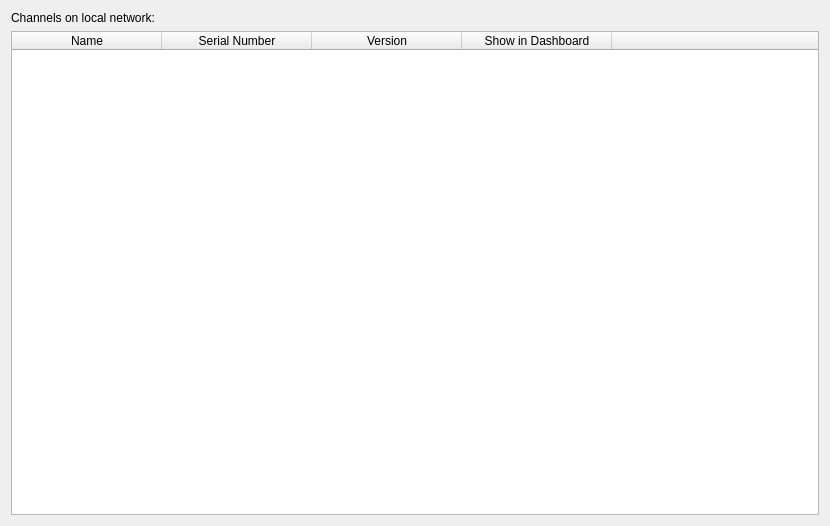
Before: the Qt Designer form ui/devicelist.ui in dnadlinger/devil, drawn with Qt 5.
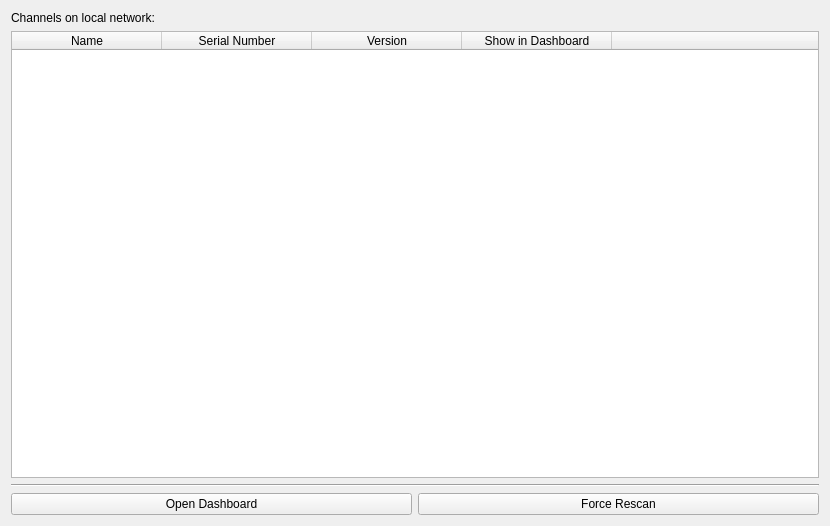
After: the same form once the commit is applied.

Commit message: Add dashboard/force rescan buttons

```diff
--- a/ui/devicelist.ui
+++ b/ui/devicelist.ui
@@ -77,6 +77,31 @@
      </column>
     </widget>
    </item>
+   <item>
+    <widget class="Line" name="line">
+     <property name="orientation">
+      <enum>Qt::Horizontal</enum>
+     </property>
+    </widget>
+   </item>
+   <item>
+    <layout class="QHBoxLayout" name="horizontalLayout">
+     <item>
+      <widget class="QPushButton" name="openDashboardButton">
+       <property name="text">
+        <string>Open Dashboard</string>
+       </property>
+      </widget>
+     </item>
+     <item>
+      <widget class="QPushButton" name="forceRescanButton">
+       <property name="text">
+        <string>Force Rescan</string>
+       </property>
+      </widget>
+     </item>
+    </layout>
+   </item>
   </layout>
  </widget>
  <resources/>
```
The commit also changes 2 other files.
